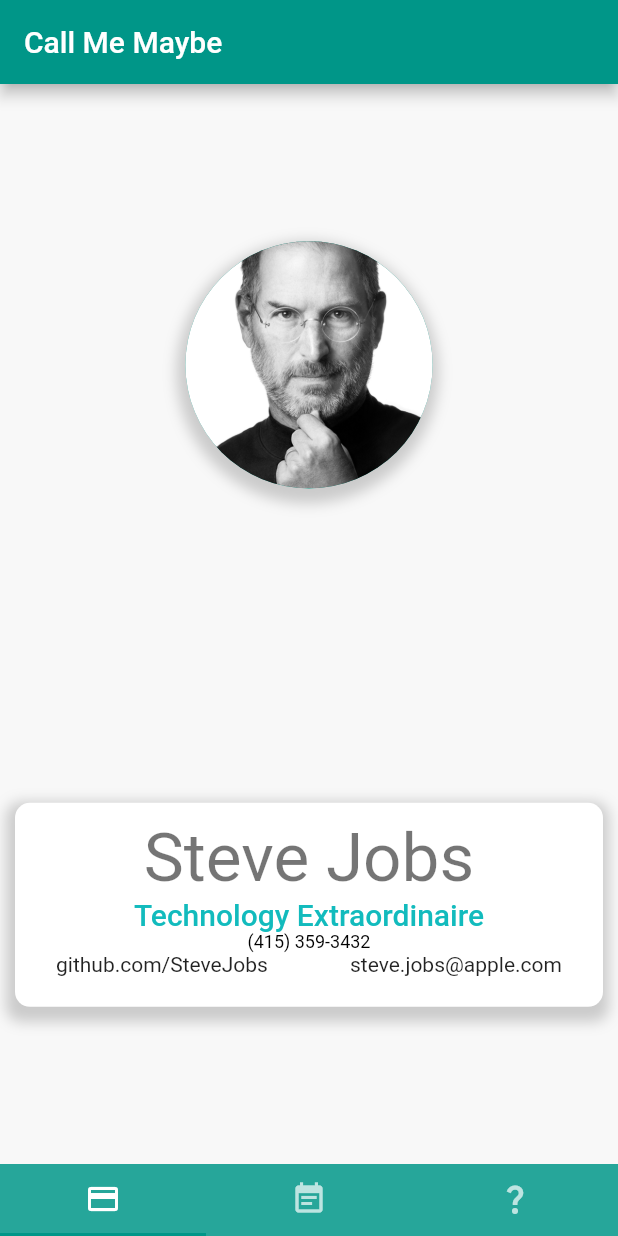
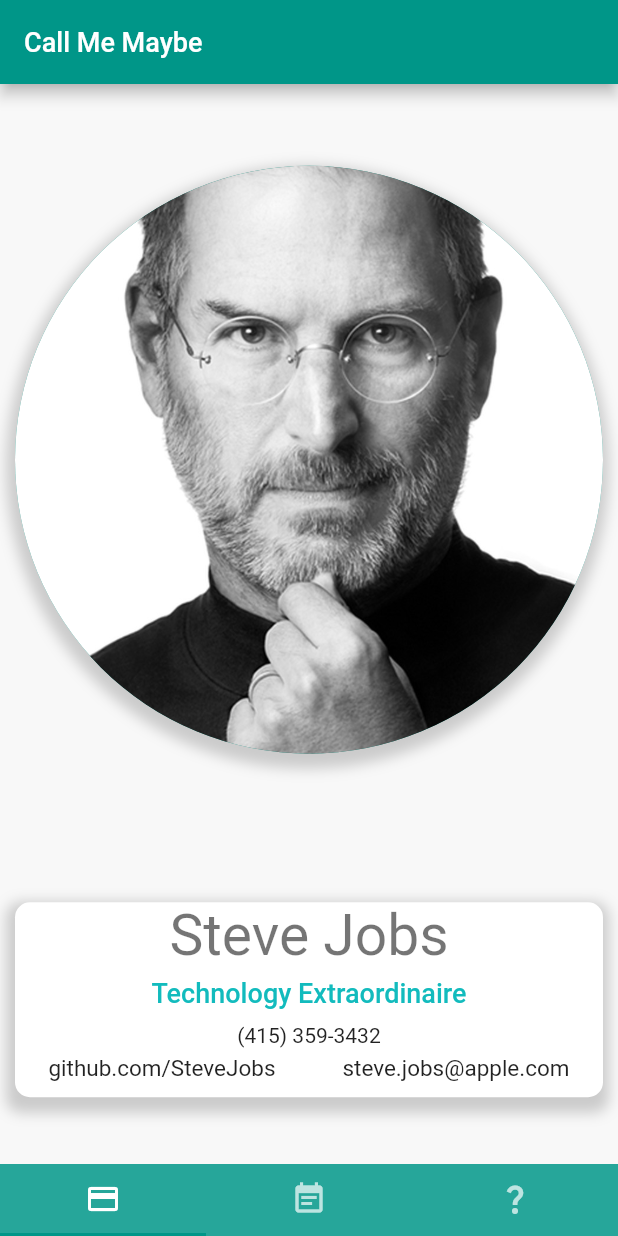
Before and after one commit to Schow94/Call-Me-Maybe, a Flutter app: the screen it shows after launch, on a phone screen of 412 x 824 dp. Run offline on Flutter 3.47's test engine with Material 2 defaults, Android fonts, the phone set to English and light mode, and no system bars.

Commit message:
Adjust CircularAvatar size based on screen orientation

```diff
--- a/lib/app.dart
+++ b/lib/app.dart
@@ -21,8 +21,9 @@ class App extends StatelessWidget {
         scaffoldBackgroundColor: Color.fromARGB(255, 248, 248, 248),
         textTheme: TextTheme(
           headline4: TextStyle(color: Colors.grey[600]),
-          // headline3: TextStyle(color: Colors.teal[300]),
-          headline6: TextStyle(color: Color.fromARGB(255, 18, 187, 189)),
+          headline3: const TextStyle(fontSize: 38.0),
+          headline6: const TextStyle(
+              fontSize: 18.0, color: Color.fromARGB(255, 18, 187, 189)),
         ),
       ),
       home: MainTabController(),
--- a/lib/screens/resume_screen.dart
+++ b/lib/screens/resume_screen.dart
@@ -8,7 +8,7 @@ class Resume extends StatelessWidget {
   @override
   Widget build(BuildContext context) {
     return Container(
-      margin: EdgeInsets.all(20),
+      margin: const EdgeInsets.all(20),
       child: SingleChildScrollView(
         child: Column(
           mainAxisAlignment: MainAxisAlignment.spaceAround,
--- a/lib/widgets/contact_info.dart
+++ b/lib/widgets/contact_info.dart
@@ -24,41 +24,44 @@ class ContactInfo extends StatelessWidget {
         ],
       ),
       child: Column(
+        mainAxisAlignment: MainAxisAlignment.spaceAround,
         children: [
-          const SizedBox(height: 10),
           Text(
             'Steve Jobs',
             style: Theme.of(context).textTheme.headline3,
           ),
+          const SizedBox(height: 5),
           Text(
             'Technology Extraordinaire',
             style: Theme.of(context).textTheme.headline6,
           ),
+          const SizedBox(height: 10),
           GestureDetector(
             onTap: () => launchSMS(Uri.parse('sms:4153593432')),
-            child: Text(
+            child: const Text(
               '(415) 359-3432',
-              style: Theme.of(context).textTheme.labelMedium,
+              style: TextStyle(fontSize: 14.0),
             ),
           ),
+          const SizedBox(height: 5),
           Row(
             mainAxisAlignment: MainAxisAlignment.spaceAround,
             children: [
               GestureDetector(
                 onTap: () =>
                     launchGithub(Uri.parse('https://github.com/Schow94')),
-                child: Text(
+                child: const Text(
                   'github.com/SteveJobs',
-                  style: Theme.of(context).textTheme.bodyText2,
+                  style: TextStyle(fontSize: 15.0),
                 ),
               ),
-              Text(
+              const Text(
                 'steve.jobs@apple.com',
-                style: Theme.of(context).textTheme.bodyText2,
+                style: TextStyle(fontSize: 15.0),
               ),
             ],
           ),
-          const SizedBox(height: 20),
+          const SizedBox(height: 10),
         ],
       ),
     );
--- a/lib/widgets/profile_image.dart
+++ b/lib/widgets/profile_image.dart
@@ -19,9 +19,23 @@ class ProfileImage extends StatelessWidget {
         ],
       ),
       child: CircleAvatar(
-        radius: MediaQuery.of(context).size.height * 0.1,
+        radius: radius(context),
         backgroundImage: const AssetImage('assets/images/stevejobs.jpeg'),
       ),
     );
   }
+
+  /*
+    - Adjust CircularAvatar radius depending if in portrait or landscape mode
+  */
+  double radius(BuildContext context) {
+    // Landscape
+    if (MediaQuery.of(context).orientation == Orientation.landscape) {
+      return MediaQuery.of(context).size.width * 0.06;
+    }
+    // Portrait
+    else {
+      return MediaQuery.of(context).size.height * 0.25;
+    }
+  }
 }
--- a/lib/widgets/resume_item.dart
+++ b/lib/widgets/resume_item.dart
@@ -19,7 +19,7 @@ class ResumeItem extends StatelessWidget {
   Widget build(BuildContext context) {
     return Column(
       children: [
-        SizedBox(height: 20),
+        SizedBox(height: 10),
         FractionallySizedBox(
           widthFactor: 1,
           child: Container(
@@ -59,7 +59,6 @@ class ResumeItem extends StatelessWidget {
                   ),
                   SizedBox(height: 10),
                   Text(duties),
-                  SizedBox(height: 10),
                 ],
               ),
             ),
```
